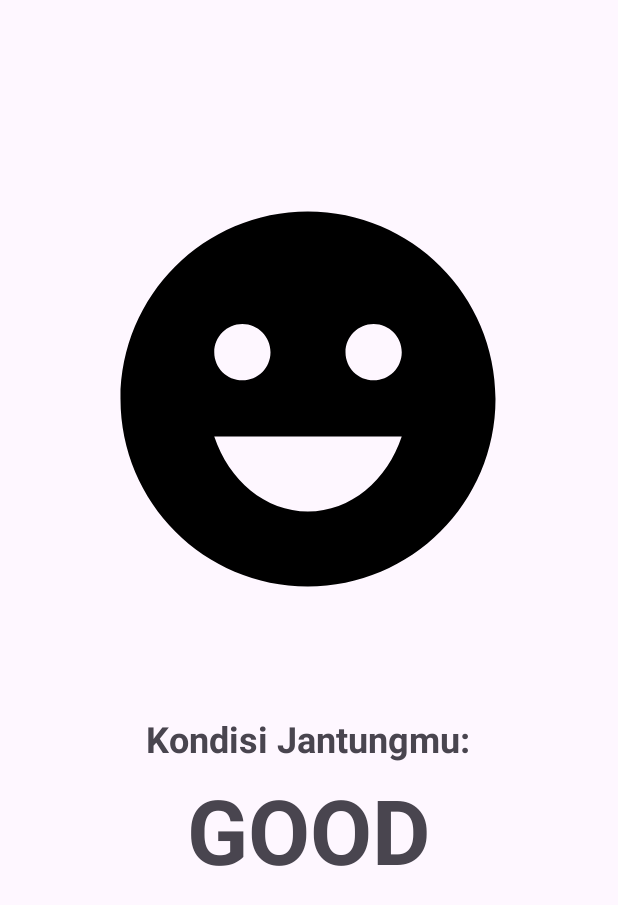
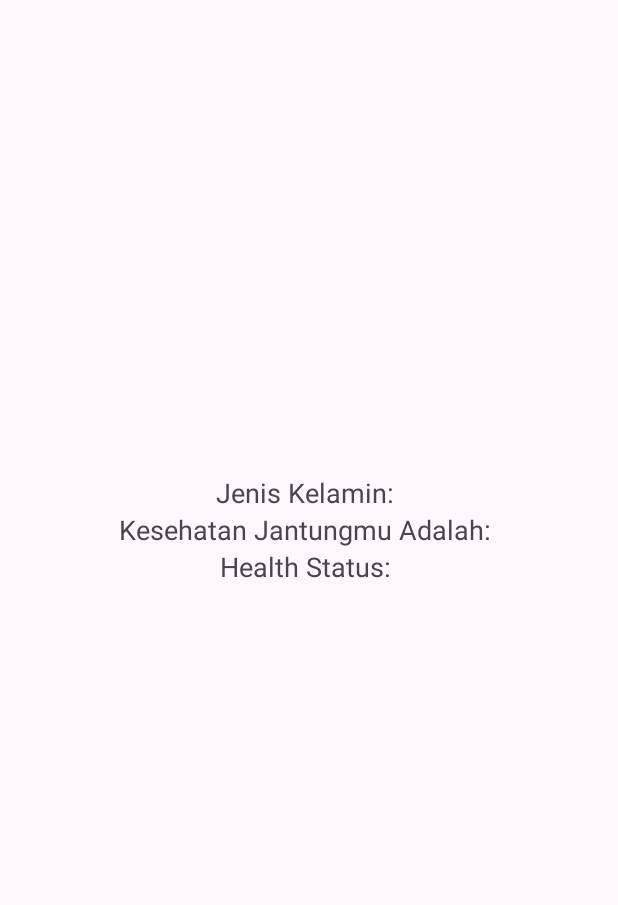
Before and after one commit to nadifahisma10/Heartivy, an Android app: the layout activity_result.xml on its own in the app's theme, with its tools: preview values and no code run, on a phone screen of 412 x 824 dp. Shown: the top 905 px of the screen. Run offline under Robolectric (Android 15) with nearby library versions, the phone set to English and light mode, and no system bars.

Commit message:
activity_result.xml

```diff
--- a/app/src/main/res/layout/activity_result.xml
+++ b/app/src/main/res/layout/activity_result.xml
@@ -1,60 +1,36 @@
 <?xml version="1.0" encoding="utf-8"?>
-<androidx.constraintlayout.widget.ConstraintLayout
-    xmlns:android="http://schemas.android.com/apk/res/android"
-    xmlns:app="http://schemas.android.com/apk/res-auto"
+<LinearLayout xmlns:android="http://schemas.android.com/apk/res/android"
     android:layout_width="match_parent"
     android:layout_height="match_parent"
+    android:orientation="vertical"
     android:padding="16dp">
 
-    <ScrollView
-        android:layout_width="0dp"
-        android:layout_height="0dp"
-        android:fillViewport="true"
-        app:layout_constraintStart_toStartOf="parent"
-        app:layout_constraintEnd_toEndOf="parent"
-        app:layout_constraintTop_toTopOf="parent"
-        app:layout_constraintBottom_toBottomOf="parent">
-
-        <androidx.constraintlayout.widget.ConstraintLayout
-            android:layout_width="match_parent"
-            android:layout_height="wrap_content">
-
-            <ImageView
-                android:id="@+id/my"
-                android:layout_width="300dp"
-                android:layout_height="300dp"
-                android:layout_marginTop="100dp"
-                android:src="@drawable/emoji_emotions_24"
-                app:layout_constraintEnd_toEndOf="parent"
-                app:layout_constraintHorizontal_bias="0.493"
-                app:layout_constraintStart_toStartOf="parent"
-                app:layout_constraintTop_toTopOf="parent" />
+    <TextView
+        android:id="@+id/sex"
+        android:layout_width="wrap_content"
+        android:layout_height="wrap_content"
+        android:layout_marginTop="300dp"
+        android:gravity="center"
+        android:layout_gravity="center"
+        android:text="Jenis Kelamin: "
+        android:textSize="18sp" />
 
     <TextView
-                android:id="@+id/about_text"
+        android:id="@+id/bmi"
         android:layout_width="wrap_content"
         android:layout_height="wrap_content"
-                android:layout_marginTop="60dp"
-                android:text="@string/results"
-                android:textSize="24sp"
-                android:textStyle="bold"
-                app:layout_constraintEnd_toEndOf="parent"
-                app:layout_constraintHorizontal_bias="0.496"
-                app:layout_constraintStart_toStartOf="parent"
-                app:layout_constraintTop_toBottomOf="@id/my" />
+        android:gravity="center"
+        android:layout_gravity="center"
+        android:text="Kesehatan Jantungmu Adalah: "
+        android:textSize="18sp" />
 
     <TextView
-                android:id="@+id/good"
+        android:id="@+id/health_status"
         android:layout_width="wrap_content"
         android:layout_height="wrap_content"
-                android:layout_marginTop="4dp"
-                android:text="@string/good"
-                android:textSize="60sp"
-                android:textStyle="bold"
-                app:layout_constraintEnd_toEndOf="parent"
-                app:layout_constraintStart_toStartOf="parent"
-                app:layout_constraintTop_toBottomOf="@id/about_text" />
+        android:gravity="center"
+        android:layout_gravity="center"
+        android:text="Health Status: "
+        android:textSize="18sp" />
 
-        </androidx.constraintlayout.widget.ConstraintLayout>
-    </ScrollView>
-</androidx.constraintlayout.widget.ConstraintLayout>
+</LinearLayout>
```
Lines whose indentation alone changed are shown as unchanged.
